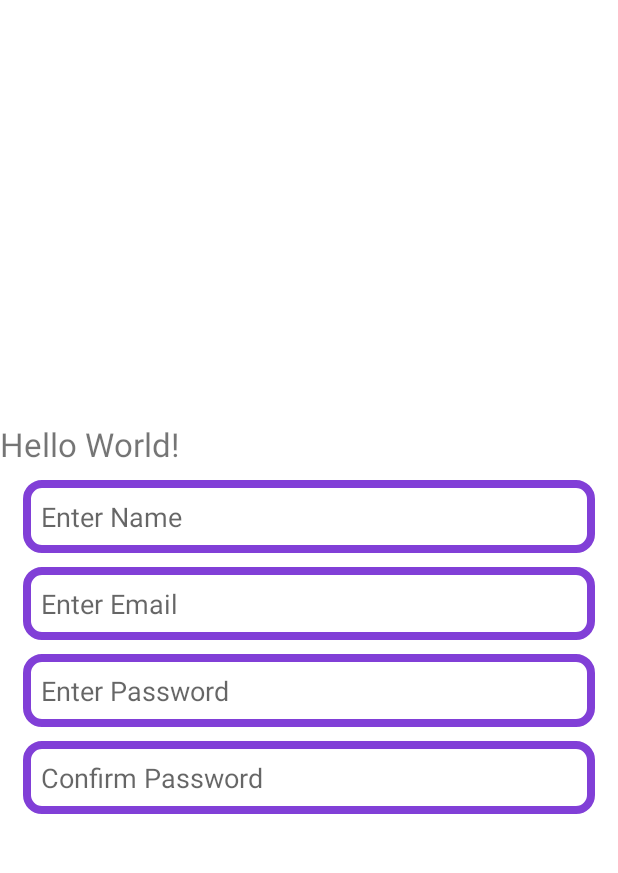
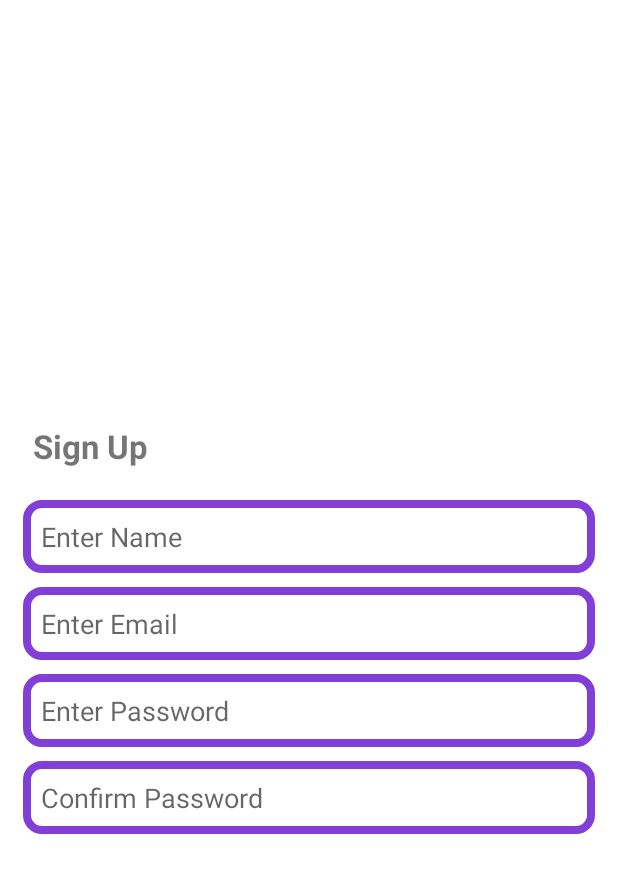
Before and after one commit to prodeveloper03/firechat, an Android app: the screen it shows after launch (SignUpActivity), on a phone screen of 412 x 824 dp. Shown: the top 873 px of the screen. Run offline under Robolectric (Android 15) with nearby library versions, the phone set to English and light mode, and no system bars.

Commit message:
sign up activity updated

```diff
--- a/app/src/main/res/layout/activity_sign_up.xml
+++ b/app/src/main/res/layout/activity_sign_up.xml
@@ -11,7 +11,12 @@
     <TextView
         android:layout_width="match_parent"
         android:layout_height="wrap_content"
-        android:text="Hello World!"
+        android:text="@string/label_sign_up"
+        android:textStyle="bold"
+        android:padding="12dp"
+        android:layout_marginStart="10dp"
+        android:layout_marginEnd="10dp"
+        android:layout_marginTop="3dp"
         android:textSize="22sp"
         app:layout_constraintBottom_toBottomOf="parent"
         app:layout_constraintLeft_toLeftOf="parent"
--- a/app/src/main/res/values/strings.xml
+++ b/app/src/main/res/values/strings.xml
@@ -4,5 +4,7 @@
     <string name="enter_email">Enter Email</string>
     <string name="enter_password">Enter Password</string>
     <string name="enter_confirm_password">Confirm Password</string>
+    <string name="label_sign_up">Sign Up</string>
+    <string name="label_sign_in">Sign In</string>
 
 </resources>
```
